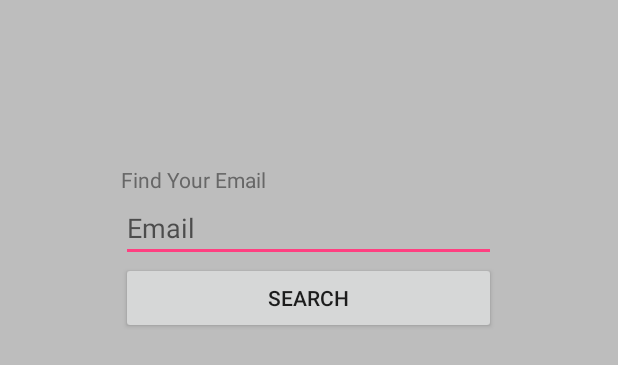
After one commit to KaeMs/Arc, an Android app: the layout activity_forgot_pass.xml on its own in the app's theme, with its tools: preview values and no code run, on a phone screen of 412 x 824 dp. The commit adds this screen. Shown: the top 365 px of the screen. Run offline under Robolectric (Android 15) with nearby library versions, the light colour scheme and no system bars; Roboto replaces fonts that are not available here.

Commit message:
Added forgot password xml

```diff
--- /dev/null
+++ b/app/src/main/java/com/med/fast/ForgotPassActivity.java
@@ -0,0 +1,16 @@
+package com.med.fast;
+
+import android.os.Bundle;
+import android.support.annotation.Nullable;
+
+/**
+ * Created by Kevin on 4/16/2017. FM
+ */
+
+public class ForgotPassActivity extends FastBaseActivity {
+    @Override
+    protected void onCreate(@Nullable Bundle savedInstanceState) {
+        super.onCreate(savedInstanceState);
+
+    }
+}
--- /dev/null
+++ b/app/src/main/res/drawable/background_edittext_white_to_grey.xml
@@ -0,0 +1,17 @@
+<?xml version="1.0" encoding="utf-8"?>
+<selector xmlns:android="http://schemas.android.com/apk/res/android"
+    android:enterFadeDuration="150">
+
+    <item android:state_focused="true">
+        <shape>
+            <solid android:color="@color/grey" />
+        </shape>
+    </item>
+
+    <item>
+        <shape>
+            <solid android:color="@color/white" />
+        </shape>
+    </item>
+
+</selector>
--- /dev/null
+++ b/app/src/main/res/layout/activity_forgot_pass.xml
@@ -0,0 +1,41 @@
+<?xml version="1.0" encoding="utf-8"?>
+<RelativeLayout xmlns:android="http://schemas.android.com/apk/res/android"
+    xmlns:tools="http://schemas.android.com/tools"
+    android:layout_width="match_parent"
+    android:layout_height="match_parent"
+    android:background="@color/grey"
+    android:orientation="vertical"
+    android:paddingTop="@dimen/default_activity_content_padding"
+    tools:ignore="RtlHardcoded">
+
+    <ImageView
+        android:id="@+id/forgot_pass_logo"
+        android:layout_width="@dimen/login_logo_size"
+        android:layout_height="@dimen/login_logo_size"
+        android:layout_centerHorizontal="true"
+        android:contentDescription="@string/logo" />
+
+    <com.med.fast.customviews.CustomFontTextView
+        android:id="@+id/forgot_pass_email_tv"
+        android:layout_width="wrap_content"
+        android:layout_height="wrap_content"
+        android:layout_alignLeft="@+id/forgot_pass_email_et"
+        android:layout_below="@+id/forgot_pass_logo"
+        android:text="@string/find_your_email" />
+
+    <com.med.fast.customviews.CustomFontEditText
+        android:id="@+id/forgot_pass_email_et"
+        android:layout_width="@dimen/login_edittext_width"
+        android:layout_height="wrap_content"
+        android:layout_below="@+id/forgot_pass_email_tv"
+        android:layout_centerHorizontal="true"
+        android:hint="@string/email" />
+
+    <com.med.fast.customviews.CustomFontButton
+        android:id="@+id/forgot_pass_search_btn"
+        android:layout_width="@dimen/login_edittext_width"
+        android:layout_height="wrap_content"
+        android:layout_below="@+id/forgot_pass_email_et"
+        android:layout_centerHorizontal="true"
+        android:text="@string/search" />
+</RelativeLayout>
--- a/app/src/main/res/values/dimens.xml
+++ b/app/src/main/res/values/dimens.xml
@@ -2,6 +2,7 @@
 <resources>
     <dimen name="default_activity_content_padding">10dp</dimen>
     <dimen name="login_edittext_width">250dp</dimen>
+    <dimen name="login_logo_size">100dp</dimen>
 
     <dimen name="font_xsmall">10sp</dimen>
     <dimen name="font_small">12sp</dimen>
--- a/app/src/main/res/values/strings.xml
+++ b/app/src/main/res/values/strings.xml
@@ -10,6 +10,10 @@
     <string name="sign_in">Sign In</string>
     <string name="sign_up">Sign Up</string>
     <string name="forgot_password_question">Forgot Password?</string>
+
+    <!-- Forgot Password -->
+    <string name="find_your_email">Find Your Email</string>
+    <string name="search">Search</string>
 
     <!-- Signup -->
     <string name="signup_title">CREATE YOUR ACCOUNT</string>
--- a/app/src/main/res/values/styles.xml
+++ b/app/src/main/res/values/styles.xml
@@ -15,7 +15,7 @@
         <item name="android:textSize">@dimen/font_medium</item>
         <item name="android:textColor">@color/black</item>
         <item name="android:textColorHint">@color/grey</item>
-        <item name="android:background">@drawable/input_background</item>
+        <item name="android:background">@drawable/background_loginedittext</item>
         <item name="android:paddingLeft">@dimen/row_text_padding</item>
         <item name="android:paddingRight">@dimen/row_text_padding</item>
     </style>
```
